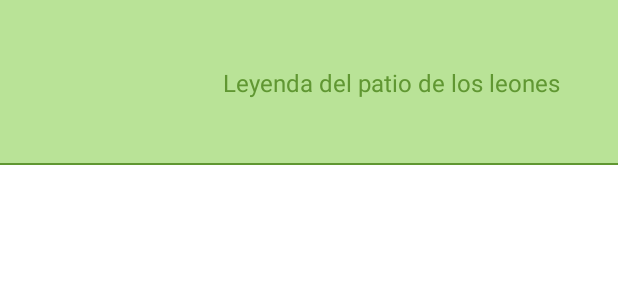
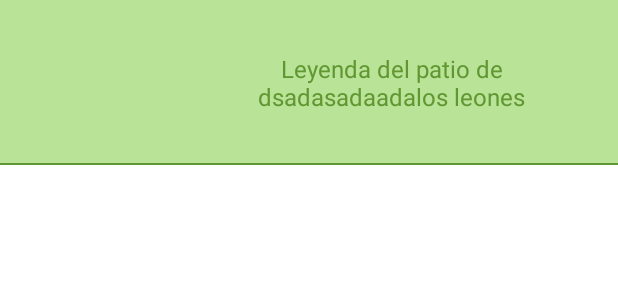
Before and after one commit to antoniocuadros/LeyendasDeGranada, an Android app: the layout leyenda_item.xml on its own in the app's theme, with its tools: preview values and no code run, on a phone screen of 412 x 824 dp. Shown: the top 300 px of the screen. Run offline under Robolectric (Android 15) with nearby library versions, the phone set to English and light mode, and no system bars.

Commit message:
Avanza #10 ya que mejrado diseño items

```diff
--- a/src/app/src/main/res/layout/leyenda_item.xml
+++ b/src/app/src/main/res/layout/leyenda_item.xml
@@ -7,6 +7,10 @@
     android:background="@color/IconGreen"
     >
 
+    <LinearLayout
+
+        android:layout_width="match_parent"
+        android:layout_height="match_parent">
         <ImageView
             android:id="@+id/leyenda_imagen"
             android:layout_width="110dp"
@@ -23,11 +27,8 @@
             android:gravity="center"
             android:textColor="@color/BackgroudGreen"
             android:textSize="16sp"
-        app:layout_constraintBottom_toBottomOf="parent"
-        app:layout_constraintEnd_toEndOf="parent"
-        app:layout_constraintStart_toEndOf="@+id/leyenda_imagen"
-        app:layout_constraintTop_toTopOf="parent"
-        tools:text="Leyenda del patio de los leones" />
+            tools:text="Leyenda del patio de  dsadasadaadalos leones" />
+    </LinearLayout>
 
     <View
         android:layout_width="match_parent"
@@ -35,7 +36,6 @@
         android:background="@color/BackgroudGreen"
         android:foregroundGravity="center"
         app:layout_constraintBottom_toBottomOf="parent"
-        app:layout_constraintEnd_toEndOf="parent"
-        app:layout_constraintStart_toEndOf="@+id/leyenda_imagen" />
+        app:layout_constraintEnd_toEndOf="parent"/>
 
 </androidx.constraintlayout.widget.ConstraintLayout>
```
Lines whose indentation alone changed are shown as unchanged.
